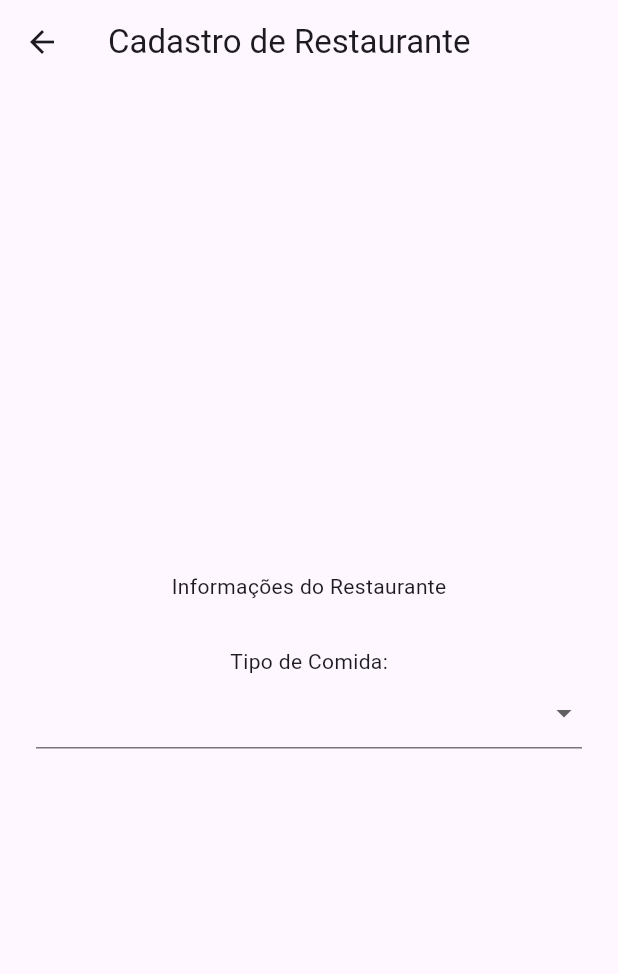
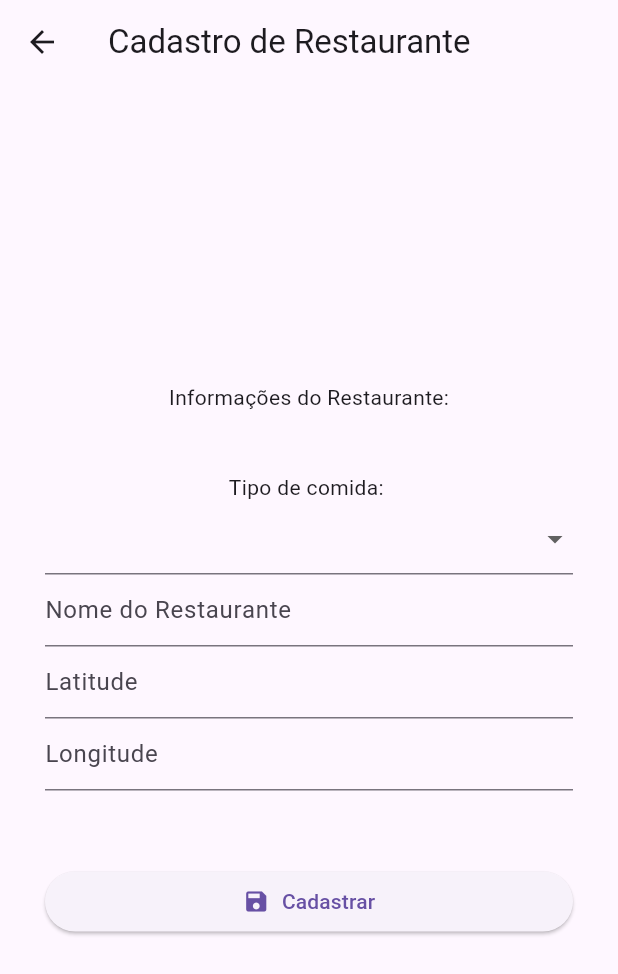
Before and after one commit to kazin-dev/Flutternew, a Flutter app: the screen it shows after launch, after a tap on the "add" icon, on a phone screen of 412 x 824 dp. Shown: the top 974 px of the screen. Run offline on Flutter 3.47's test engine with Material 3 defaults, Android fonts, the phone set to English and light mode, and no system bars; our stand-ins replace sqflite, sqflite_common_ffi; accounts and stored records are empty.

Commit message:
atualizando, com algumas pedencias

```diff
--- a/lib/banco/restaurante_dao.dart
+++ b/lib/banco/restaurante_dao.dart
@@ -1,11 +1,14 @@
-import 'package:fluttersenai/banco/ database_helper.dart';
+import 'package:fluttersenai/banco/database_helper.dart';
+import 'package:fluttersenai/banco/tipo_dao.dart';
 import 'package:fluttersenai/restaurante.dart';
-import ' database_helper.dart';
+import 'package:fluttersenai/tipo.dart';
+import 'database_helper.dart';
 
 class RestauranteDAO{
+
   static Future<List<Restaurante>> listarTodos() async {
     final db = await DatabaseHelper.getDataBase();
-    final resultado  = await db.query('tb_retaurante');
+    final resultado  = await db.query('tb_restaurante');
 
   return resultado.map((mapa){
     return Restaurante(
@@ -15,4 +18,32 @@ class RestauranteDAO{
 
     }).toList();
   }
+
+  static Future<void> excluir(int codigo) async {
+    final db = await DatabaseHelper.getDataBase();
+    await db.delete(
+      'tb_restaurante',
+      where: 'cd_restaurante = ?',
+      whereArgs: [codigo],
+    );
+  }
+
+
+  static Future<Restaurante> listar(int? cd) async{
+    final db = await DatabaseHelper.getDataBase();
+    final resultado = await db.query('tb_restaurante',
+    where: 'cd_restaurante = ?',
+    whereArgs: [cd]
+    );
+
+    return Restaurante(
+      codigo: resultado.first['cd_restaurante'] as int,
+      nome: resultado.first['nm_restaurante'] as String,
+      latitude: resultado.first['latitude_restaurante'] as String,
+      longitude: resultado.first['longitude_restaurante'] as String,
+      cutinaria: await TipoDAO.listar(resultado.first['cd_tipo'] as int) as Tipo
+    );
+  }
+
+
 }
--- a/lib/banco/usuario_dao.dart
+++ b/lib/banco/usuario_dao.dart
@@ -1,5 +1,5 @@
 import 'package:sqflite/sqflite.dart';
-import ' database_helper.dart';
+import 'database_helper.dart';
 import '../usuario.dart';
 
 class UsuarioDAO {
--- a/lib/main.dart
+++ b/lib/main.dart
@@ -3,8 +3,11 @@ import 'package:fluttersenai/telas/tela_login.dart';
 import 'estilos/estilos.dart';
 import 'usuario.dart';
 import 'telas/tela_home.dart';
+import 'package:sqflite_common_ffi/sqflite_ffi.dart';
 
 void main() {
+  sqfliteFfiInit();
+  databaseFactory = databaseFactoryFfi;
   runApp(const MyApp());
 }
 
--- a/lib/restaurante.dart
+++ b/lib/restaurante.dart
@@ -0,0 +1,44 @@
+import 'usuario.dart';
+import 'tipo.dart';
+
+class Restaurante {
+  int? _codigo;
+  String? _nome;
+  String? _latitude;
+  String? _longitude;
+  Usuario? _proprietario;
+  Tipo? _cutinaria;
+
+  // Getters
+  int? get codigo => _codigo;
+  String? get nome => _nome;
+  String? get latitude => _latitude;
+  String? get longitude => _longitude;
+  Usuario? get proprietario => _proprietario;
+  Tipo? get cutinaria => _cutinaria;
+
+  // Setters
+  set codigo(int? valor) => _codigo = valor;
+  set nome(String? valor) => _nome = valor;
+  set latitude(String? valor) => _latitude = valor;
+  set longitude(String? valor) => _longitude = valor;
+  set proprietario(Usuario? valor) => _proprietario = valor;
+  set cutinaria(Tipo? valor) => _cutinaria = valor;
+
+  // Construtor
+  Restaurante({
+    int? codigo,
+    String? nome,
+    String? latitude,
+    String? longitude,
+    Usuario? proprietario,
+    Tipo? cutinaria,
+  }) {
+    _codigo = codigo;
+    _nome = nome;
+    _latitude = latitude;
+    _longitude = longitude;
+    _proprietario = proprietario;
+    _cutinaria = cutinaria;
+  }
+}
--- a/lib/telas/tela_cad_restaurante.dart
+++ b/lib/telas/tela_cad_restaurante.dart
@@ -6,38 +6,46 @@ class TelaCadRestaurante extends StatelessWidget {
   @override
   Widget build(BuildContext context) {
     return Scaffold(
-      appBar: AppBar(
-        title: const Text("Cadastro de Restaurante"),
-      ),
+      appBar: AppBar(title: const Text("Cadastro de Restaurante")),
       body: Padding(
-        padding: const EdgeInsets.all(24),
+        padding: const EdgeInsets.all(30),
         child: Column(
           mainAxisAlignment: MainAxisAlignment.center,
           children: [
-            const Text("Informações do Restaurante"),
-            const SizedBox(height: 30),
-
-            const Text("Tipo de Comida:"),
-
-            DropdownButtonFormField<String>(
+            const Text("Informações do Restaurante:"),
+            const SizedBox(height: 40),
+            const Text("Tipo de comida: "),
+            DropdownButtonFormField(
               items: const [
-                DropdownMenuItem(
-                  value: 'Japonesa',
-                  child: Text('Japonesa'),
-                ),
-                DropdownMenuItem(
-                  value: 'Italiana',
-                  child: Text('Italiana'),
-                ),
-                DropdownMenuItem(
-                  value: 'Brasileira',
-                  child: Text('Brasileira'),
-                ),
+                DropdownMenuItem(value: "Japonesa", child: Text("Japonesa")),
+                DropdownMenuItem(value: "Italiana", child: Text("Italiana")),
+                DropdownMenuItem(value: "Brasileira", child: Text("Brasileira")),
               ],
-              onChanged: (value) {
-                // aqui você pode salvar o valor selecionado
-                print("Selecionado: $value");
-              },
+              onChanged: (value) {},
+            ),
+            TextFormField(
+              decoration: const InputDecoration(hintText: 'Nome do Restaurante'),
+              validator: (String? value) {},
+            ),
+            TextFormField(
+              decoration: const InputDecoration(hintText: 'Latitude'),
+              validator: (String? value) {},
+            ),
+            TextFormField(
+              decoration: const InputDecoration(hintText: 'Longitude'),
+              validator: (String? value) {},
+            ),
+            const SizedBox(height: 50),
+            ElevatedButton(
+              onPressed: () {},
+              child: Row(
+                mainAxisAlignment: MainAxisAlignment.center,
+                children: const [
+                  Icon(Icons.save),
+                  SizedBox(width: 8),
+                  Text("Cadastrar"),
+                ],
+              ),
             ),
           ],
         ),
--- a/lib/telas/tela_home.dart
+++ b/lib/telas/tela_home.dart
@@ -1,6 +1,8 @@
 import 'package:flutter/material.dart';
+import 'package:fluttersenai/telas/tela_cad_restaurante.dart';
+import 'package:fluttersenai/telas/tela_edit_restaurante.dart';
+import 'package:fluttersenai/restaurante.dart';
 import 'package:fluttersenai/banco/restaurante_dao.dart';
-import 'tela_cad_restaurante.dart';
 
 class TelaHome extends StatefulWidget {
   const TelaHome({super.key});
@@ -9,87 +11,132 @@ class TelaHome extends StatefulWidget {
   State<TelaHome> createState() => TelaHomeState();
 }
 
-Future <void> carregaRestaurante() async{
+class TelaHomeState extends State<TelaHome> {
+  List<Restaurante> restaurantes = [];
+
+  @override
+  void initState() {
+    super.initState();
+    carregarRestaurantes();
+  }
+
+  Future<void> carregarRestaurantes() async {
     final lista = await RestauranteDAO.listarTodos();
-  setState((){
+    setState(() {
       restaurantes = lista;
     });
   }
 
-class TelaHomeState extends State<TelaHome>{
-List <Restaurante> restaurantes = [];
-@override
-void initState(){
-  super.initState();
-  carregaRestaurante();
+  void excluirRestaurante(int id) async {
+    await RestauranteDAO.excluir(id);
+    carregarRestaurantes();
   }
 
   @override
   Widget build(BuildContext context) {
     return Scaffold(
       appBar: AppBar(
-        title: const Text("Seja bem vindo Usuário"),
+        title: const Text("Lista de Restaurantes"),
         actions: [
-          IconButton(onPressed: (){
-            Navigator.push(context, MaterialPageRoute(builder: (context) => TelaCadRestaurante()));
-          }, icon: Icon(Icons.add))
+          IconButton(
+            onPressed: () async {
+              await Navigator.push(
+                context,
+                MaterialPageRoute(builder: (context) => const TelaCadRestaurante()),
+              );
+              carregarRestaurantes();
+            },
+            icon: const Icon(Icons.add),
+          ),
         ],
       ),
       body: Padding(
-        padding: const EdgeInsets.all(30),
+        padding: const EdgeInsets.all(16),
         child: ListView.builder(
           itemCount: restaurantes.length,
           itemBuilder: (context, index) {
-            final r = restaurantes[index];
+            final restaurante = restaurantes[index];
             return Card(
-
-              margin: EdgeInsets.symmetric(vertical: 8),
               child: ListTile(
-                title: Text(r.nome ?? 'Sem nome'),
-                subtitle: Text('ID: ${r.codigo}'),
+                title: Text(restaurante.nome ?? ''),
+                subtitle: Text('ID: ${restaurante.codigo ?? ''}'),
                 trailing: Row(
                   mainAxisSize: MainAxisSize.min,
                   children: [
-                    IconButton(onPressed: (){
-                      //lógica para editar Restaurante
+                    IconButton(
+                      icon: const Icon(Icons.edit),
+                      onPressed: () async {
+                        Navigator.push(
+                          context,
+                          MaterialPageRoute(
+                            builder: (context) => TelaEditarRestaurante(
+                              restaurante: {
+                                'nome': restaurante.nome,
+                                'tipo': restaurante.cutinaria?.descricao ?? '',
+                                'latitude': restaurante.latitude,
+                                'longitude': restaurante.longitude,
                               },
-                    icon: Icon(Icons.edit, color: Colors.blue)
                             ),
-                    IconButton(onPressed: (){
-                      AlertDialog(
-                        title: Text("Confirmar ação"),
-                        content: Text("Deseja realmente excluir?"),
+                          ),
+                        );
+
+                        carregarRestaurantes();
+                      },
+                    ),
+                    IconButton(
+                      icon: const Icon(Icons.delete, color: Colors.red),
+                      onPressed: () {
+                        showDialog(
+                          context: context,
+                          builder: (BuildContext context) => AlertDialog(
+                            title: const Text('Confirmação'),
+                            content: const Text('Deseja excluir este restaurante?'),
                             actions: [
-                          TextButton(onPressed:(){
-                            //lógica pra excluir
+                              TextButton(
+                                onPressed: () => Navigator.pop(context),
+                                child: const Text('Cancelar'),
+                              ),
+                              TextButton(
+                                onPressed: () {
+                                  excluirRestaurante(restaurante.codigo!);
+                                  Navigator.pop(context);
                                 },
-                              child: Text("sim")
+                                child: const Text('Excluir'),
                               ),
-
-                          TextButton(onPressed:(){
-                            //lógica pra excluir
-                          },
-                              child: Text("não")
+                            ],
                           ),
-
-                        ],
                         );
                       },
-                    icon: Icon(Icons.delete, color: Colors.red)
                     ),
                   ],
                 ),
               ),
             );
-          }
+          },
         ),
       ),
-      floatingActionButton: FloatingActionButton(onPressed: (){
-        Navigator.push(context, MaterialPageRoute(builder: (context) => TelaCadRestaurante()));
+      floatingActionButton: FloatingActionButton(
+        onPressed: () async {
+          await Navigator.push(
+            context,
+            MaterialPageRoute(builder: (context) => const TelaCadRestaurante()),
+          );
+          carregarRestaurantes();
         },
-        child: Icon(Icons.add),
+        child: const Icon(Icons.add),
+      ),
+      bottomNavigationBar: BottomNavigationBar(
+        items: const [
+          BottomNavigationBarItem(
+            icon: Icon(Icons.add),
+            label: 'Adicionar',
+          ),
+          BottomNavigationBarItem(
+            icon: Icon(Icons.list),
+            label: 'Lista',
+          ),
+        ],
       ),
     );
   }
-
 }
--- /dev/null
+++ b/lib/tipo.dart
@@ -0,0 +1,18 @@
+class Tipo {
+  int? _codigo;
+  String? _descricao;
+
+  // Getters
+  int? get codigo => _codigo;
+  String? get descricao => _descricao;
+
+  // Setters
+  set codigo(int? valor) => _codigo = valor;
+  set descricao(String? valor) => _descricao = valor;
+
+  // Construtor
+  Tipo({int? codigo, String? descricao}) {
+    _codigo = codigo;
+    _descricao = descricao;
+  }
+}
```
Also changed, not shown: lib/banco/tipo_dao.dart (added, +30 -0 lines), lib/telas/tela_edit_restaurante.dart (added, +181 -0 lines), pubspec.yaml (+7 -0 lines), lib/banco/database_helper.dart (renamed from lib/banco/ database_helper.dart), pubspec.lock, 2 other files. Lines whose indentation alone changed are shown as unchanged.
